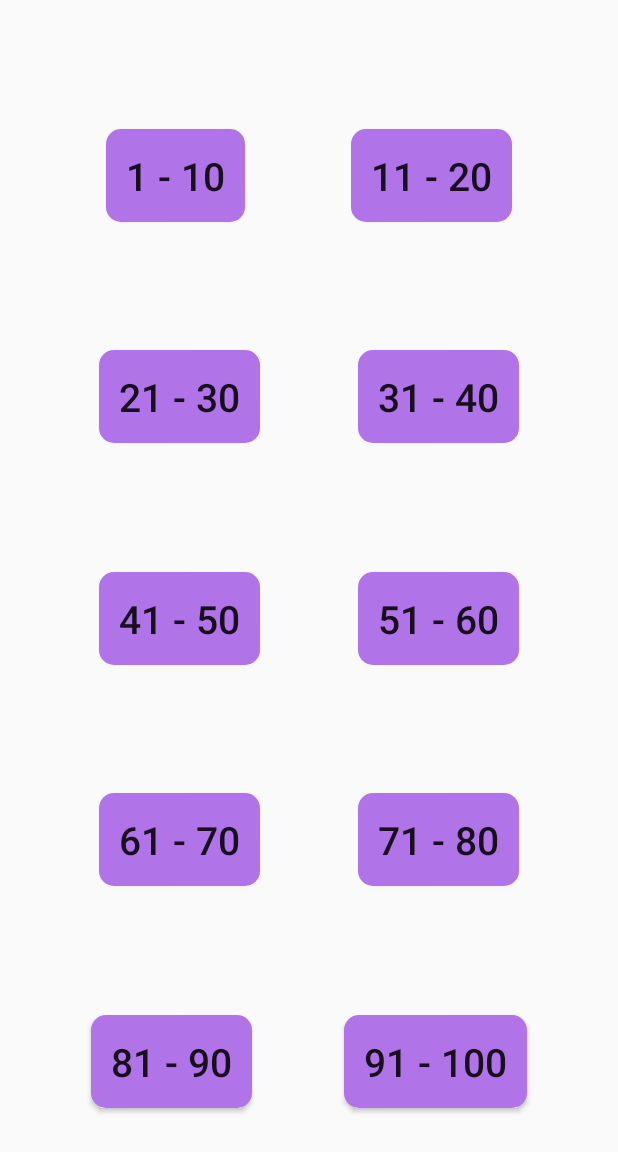
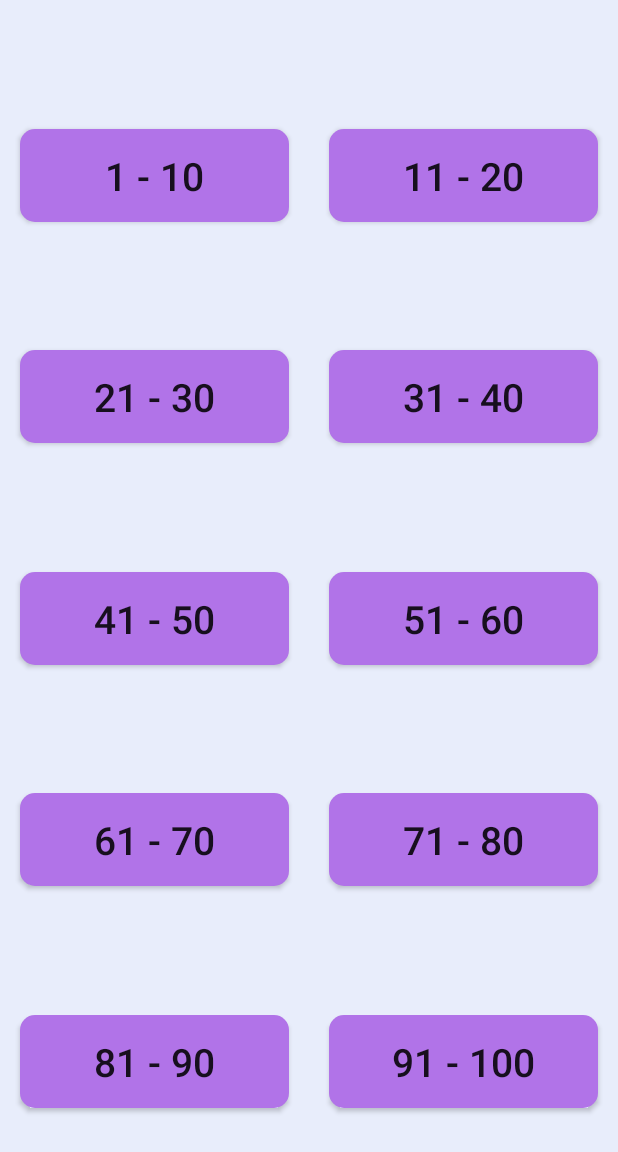
Before and after one commit to pparekh2009/Multiplication-Tables-App, an Android app: the TableRangeActivity screen opened directly, with no data from a screen before it, on a phone screen of 412 x 824 dp. Shown: the top 1152 px of the screen. Run offline under Robolectric (Android 15) with nearby library versions, the phone set to English and light mode, and no system bars; our stand-ins replace sdp/ssp sizes.

Commit message:
Some Changes

```diff
--- a/app/src/main/AndroidManifest.xml
+++ b/app/src/main/AndroidManifest.xml
@@ -9,7 +9,8 @@
         android:roundIcon="@mipmap/icon_round"
         android:supportsRtl="true"
         android:theme="@style/Theme.AppCompat.Light.NoActionBar">
-        <activity android:name=".activity.ScoreActivity"></activity>
+        <activity android:name=".activity.ExitActivity"></activity>
+        <activity android:name=".activity.ScoreActivity" />
         <activity android:name=".activity.QuizLevelActivity" />
         <activity android:name=".activity.TableRangeActivity" />
         <activity android:name=".activity.HomeActivity" />
--- a/app/src/main/java/com/priyanshparekh/multiplicationtables/activity/TableRangeActivity.java
+++ b/app/src/main/java/com/priyanshparekh/multiplicationtables/activity/TableRangeActivity.java
@@ -4,6 +4,8 @@ import androidx.appcompat.app.AppCompatActivity;
 
 import android.content.Intent;
 import android.os.Bundle;
+import android.view.Window;
+import android.view.WindowManager;
 import android.widget.Button;
 
 import com.priyanshparekh.multiplicationtables.R;
@@ -15,6 +17,8 @@ public class TableRangeActivity extends AppCompatActivity {
     @Override
     protected void onCreate(Bundle savedInstanceState) {
         super.onCreate(savedInstanceState);
+        requestWindowFeature(Window.FEATURE_NO_TITLE);
+        this.getWindow().setFlags(WindowManager.LayoutParams.FLAG_FULLSCREEN, WindowManager.LayoutParams.FLAG_FULLSCREEN);
         setContentView(R.layout.activity_table_category);
 
         initViews();
--- /dev/null
+++ b/app/src/main/res/drawable/toast_bg.xml
@@ -0,0 +1,5 @@
+<?xml version="1.0" encoding="utf-8"?>
+<shape xmlns:android="http://schemas.android.com/apk/res/android">
+    <solid android:color="#C2DFFF" />
+    <corners android:radius="@dimen/_20sdp" />
+</shape>
--- a/app/src/main/res/layout/activity_score.xml
+++ b/app/src/main/res/layout/activity_score.xml
@@ -4,7 +4,8 @@
     xmlns:tools="http://schemas.android.com/tools"
     android:layout_width="match_parent"
     android:layout_height="match_parent"
-    tools:context=".activity.ScoreActivity">
+    tools:context=".activity.ScoreActivity"
+    android:background="@color/bg">
 
     <TextView
         android:id="@+id/tv_sa_score_header"
@@ -44,6 +45,7 @@
         android:layout_width="@dimen/_120sdp"
         android:layout_height="@dimen/_120sdp"
         android:src="@drawable/trophy"
+        android:visibility="gone"
         app:layout_constraintStart_toStartOf="@id/tv_sa_high_score"
         app:layout_constraintEnd_toEndOf="@id/tv_sa_high_score"
         app:layout_constraintBottom_toTopOf="@id/tv_sa_high_score"/>
@@ -54,7 +56,7 @@
         android:layout_height="wrap_content"
         android:text="High Score"
         android:textSize="@dimen/_40sdp"
-        android:visibility="visible"
+        android:visibility="gone"
         android:textColor="@color/black"
         app:layout_constraintStart_toStartOf="parent"
         app:layout_constraintEnd_toEndOf="parent"
--- a/app/src/main/res/layout/activity_table_category.xml
+++ b/app/src/main/res/layout/activity_table_category.xml
@@ -4,15 +4,17 @@
     xmlns:tools="http://schemas.android.com/tools"
     android:layout_width="match_parent"
     android:layout_height="match_parent"
-    tools:context=".activity.TableRangeActivity">
+    tools:context=".activity.TableRangeActivity"
+    android:background="@color/bg">
 
     <Button
         android:id="@+id/btn_1_10"
-        android:layout_width="wrap_content"
+        android:layout_width="0dp"
         android:layout_height="wrap_content"
         android:text="1 - 10"
         android:textSize="@dimen/_20sdp"
         android:padding="@dimen/_10sdp"
+        android:layout_marginHorizontal="@dimen/_10sdp"
         android:background="@drawable/btn_bg"
         app:layout_constraintTop_toTopOf="parent"
         app:layout_constraintStart_toStartOf="parent"
@@ -21,11 +23,12 @@
 
     <Button
         android:id="@+id/btn_11_20"
-        android:layout_width="wrap_content"
+        android:layout_width="0dp"
         android:layout_height="wrap_content"
         android:text="11 - 20"
         android:textSize="@dimen/_20sdp"
         android:padding="@dimen/_10sdp"
+        android:layout_marginHorizontal="@dimen/_10sdp"
         android:background="@drawable/btn_bg"
         app:layout_constraintTop_toTopOf="@id/btn_1_10"
         app:layout_constraintEnd_toEndOf="parent"
@@ -34,11 +37,12 @@
 
     <Button
         android:id="@+id/btn_21_30"
-        android:layout_width="wrap_content"
+        android:layout_width="0dp"
         android:layout_height="wrap_content"
         android:text="21 - 30"
         android:textSize="@dimen/_20sdp"
         android:padding="@dimen/_10sdp"
+        android:layout_marginHorizontal="@dimen/_10sdp"
         android:background="@drawable/btn_bg"
         app:layout_constraintStart_toStartOf="parent"
         app:layout_constraintEnd_toStartOf="@id/btn_31_40"
@@ -47,11 +51,12 @@
 
     <Button
         android:id="@+id/btn_31_40"
-        android:layout_width="wrap_content"
+        android:layout_width="0dp"
         android:layout_height="wrap_content"
         android:text="31 - 40"
         android:textSize="@dimen/_20sdp"
         android:padding="@dimen/_10sdp"
+        android:layout_marginHorizontal="@dimen/_10sdp"
         android:background="@drawable/btn_bg"
         app:layout_constraintTop_toTopOf="@id/btn_21_30"
         app:layout_constraintStart_toEndOf="@id/btn_21_30"
@@ -60,11 +65,12 @@
 
     <Button
         android:id="@+id/btn_41_50"
-        android:layout_width="wrap_content"
+        android:layout_width="0dp"
         android:layout_height="wrap_content"
         android:text="41 - 50"
         android:textSize="@dimen/_20sdp"
         android:padding="@dimen/_10sdp"
+        android:layout_marginHorizontal="@dimen/_10sdp"
         android:background="@drawable/btn_bg"
         app:layout_constraintStart_toStartOf="parent"
         app:layout_constraintTop_toBottomOf="@id/btn_21_30"
@@ -73,11 +79,12 @@
 
     <Button
         android:id="@+id/btn_51_60"
-        android:layout_width="wrap_content"
+        android:layout_width="0dp"
         android:layout_height="wrap_content"
         android:text="51 - 60"
         android:textSize="@dimen/_20sdp"
         android:padding="@dimen/_10sdp"
+        android:layout_marginHorizontal="@dimen/_10sdp"
         android:background="@drawable/btn_bg"
         app:layout_constraintEnd_toEndOf="parent"
         app:layout_constraintTop_toTopOf="@id/btn_41_50"
@@ -86,11 +93,12 @@
 
     <Button
         android:id="@+id/btn_61_70"
-        android:layout_width="wrap_content"
+        android:layout_width="0dp"
         android:layout_height="wrap_content"
         android:text="61 - 70"
         android:textSize="@dimen/_20sdp"
         android:padding="@dimen/_10sdp"
+        android:layout_marginHorizontal="@dimen/_10sdp"
         android:background="@drawable/btn_bg"
         app:layout_constraintStart_toStartOf="parent"
         app:layout_constraintTop_toBottomOf="@id/btn_41_50"
@@ -99,11 +107,12 @@
 
     <Button
         android:id="@+id/btn_71_80"
-        android:layout_width="wrap_content"
+        android:layout_width="0dp"
         android:layout_height="wrap_content"
         android:text="71 - 80"
         android:textSize="@dimen/_20sdp"
         android:padding="@dimen/_10sdp"
+        android:layout_marginHorizontal="@dimen/_10sdp"
         android:background="@drawable/btn_bg"
         app:layout_constraintEnd_toEndOf="parent"
         app:layout_constraintTop_toTopOf="@id/btn_61_70"
@@ -113,11 +122,12 @@
 
     <Button
         android:id="@+id/btn_81_90"
-        android:layout_width="wrap_content"
+        android:layout_width="0dp"
         android:layout_height="wrap_content"
         android:text="81 - 90"
         android:textSize="@dimen/_20sdp"
         android:padding="@dimen/_10sdp"
+        android:layout_marginHorizontal="@dimen/_10sdp"
         android:background="@drawable/btn_bg"
         app:layout_constraintStart_toStartOf="parent"
         app:layout_constraintEnd_toStartOf="@id/btn_91_100"
@@ -126,11 +136,12 @@
 
     <Button
         android:id="@+id/btn_91_100"
-        android:layout_width="wrap_content"
+        android:layout_width="0dp"
         android:layout_height="wrap_content"
         android:text="91 - 100"
         android:textSize="@dimen/_20sdp"
         android:padding="@dimen/_10sdp"
+        android:layout_marginHorizontal="@dimen/_10sdp"
         android:background="@drawable/btn_bg"
         app:layout_constraintTop_toTopOf="@id/btn_81_90"
         app:layout_constraintStart_toEndOf="@id/btn_81_90"
--- a/app/src/main/res/layout/correct_ans_toast.xml
+++ b/app/src/main/res/layout/correct_ans_toast.xml
@@ -11,9 +11,9 @@
         android:layout_width="wrap_content"
         android:layout_height="wrap_content"
         android:text="Yay! Correct Answer"
-        android:textSize="24sp"
-        android:padding="12dp"
-        android:background="#C2DFFF"
+        android:textSize="@dimen/_16sdp"
+        android:padding="@dimen/_10sdp"
+        android:background="@drawable/toast_bg"
         android:textColor="@color/black"
         app:layout_constraintTop_toTopOf="parent"
         app:layout_constraintBottom_toBottomOf="parent"
```
Also changed, not shown: app/src/main/java/com/priyanshparekh/multiplicationtables/activity/ExitActivity.java (added, +49 -0 lines), app/src/main/java/com/priyanshparekh/multiplicationtables/activity/QuizActivity.java (+10 -2 lines), app/src/main/java/com/priyanshparekh/multiplicationtables/activity/ScoreActivity.java (+35 -1 lines), app/src/main/res/layout/activity_exit.xml (added, +24 -0 lines), app/src/main/res/layout/activity_quiz_level.xml (+8 -7 lines), app/src/main/res/layout/layout_exit_confirmation.xml (added, +43 -0 lines), app/src/main/res/layout/wrong_ans_toast.xml (+4 -4 lines).
